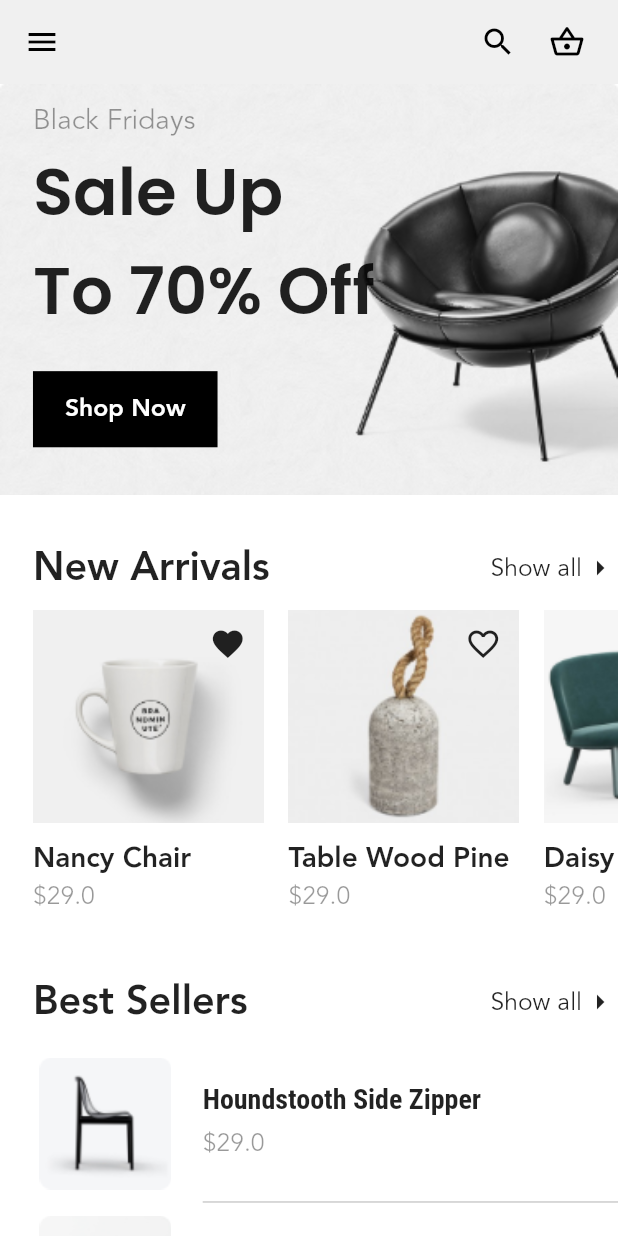
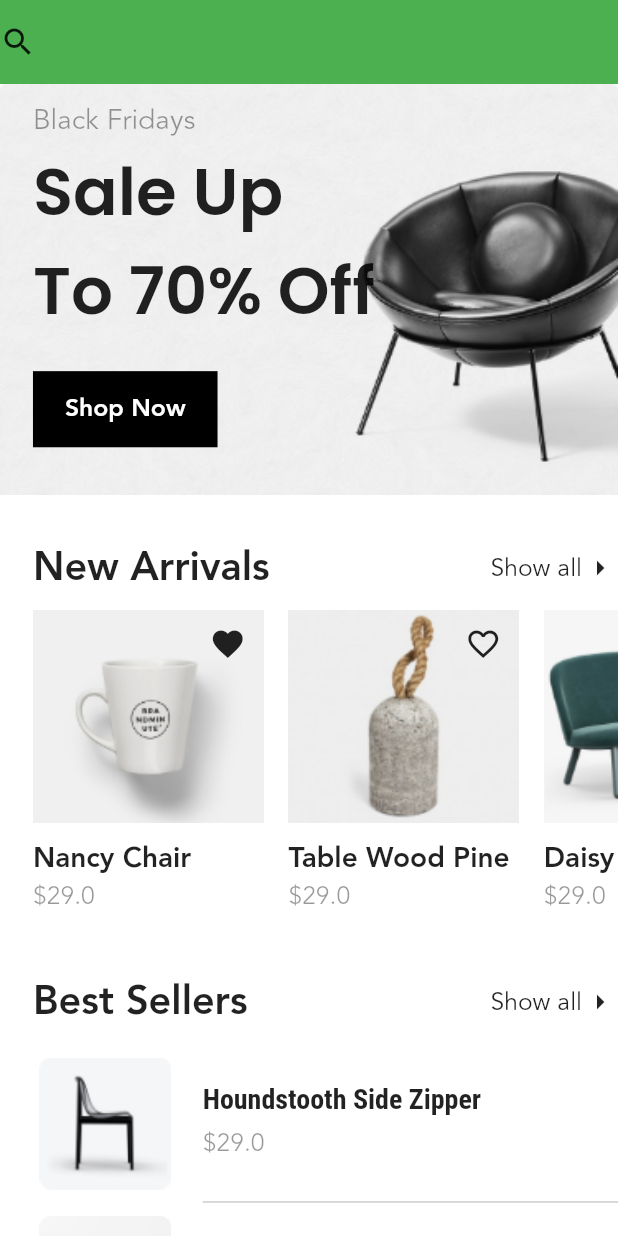
Before and after one commit to sasukeamjed/ui_store_design, a Flutter app: the HomeScreen screen opened by its route, on a phone screen of 412 x 824 dp. Run offline on Flutter 3.47's test engine with Material 2 defaults, Android fonts, the phone set to English and light mode, and no system bars; our stand-ins replace auto_size_text, dotted_border, flutter_screenutil, flutter_svg; project files that could hold a hidden picture were left out.

Commit message:
trying to add custom appbar with animation

```diff
--- a/lib/screens/home_screen/home_screen.dart
+++ b/lib/screens/home_screen/home_screen.dart
@@ -24,20 +24,33 @@ class _HomeScreenState extends State<HomeScreen> {
     return Scaffold(
       backgroundColor: Colors.white,
       // backgroundColor: Color(0xFFF0F0F0),
-      appBar: AppBar(
+      appBar: customAppBar(),
+      drawer: Drawer(
+        child: ListView(
+          children: [
+            Text("Drawer"),
+          ],
+        ),
+      ),
+      body: Body(),
+    );
+  }
+
+  PreferredSize defaultAppBar() {
+    return PreferredSize(
+        child: AppBar(
           backgroundColor: Color(0xFFF0F0F0),
           elevation: 0.0,
           actions: [
             GestureDetector(
               child: Icon(Icons.search),
-            onTap: (){
+              onTap: () {
                 setState(() {
                   _isSearching = !_isSearching;
                 });
               },
             ),
-          if (!_isSearching)
-            ...[
+            if (!_isSearching) ...[
               SizedBox(
                 width: 20.w,
               ),
@@ -48,14 +61,24 @@ class _HomeScreenState extends State<HomeScreen> {
             ),
           ],
         ),
-      drawer: Drawer(
-        child: ListView(
+        preferredSize: AppBar().preferredSize);
+  }
+
+  PreferredSize customAppBar() {
+    return PreferredSize(
+      child: Container(
+        // margin: EdgeInsets.only(top: WidgetsBinding.instance!.window.padding.top),
+        height: AppBar().preferredSize.height,
+        color: Colors.green,
+        child: SafeArea(
+          child: Row(
             children: [
-            Text("Drawer"),
+              Icon(Icons.search),
             ],
           ),
         ),
-      body: Body(),
+      ),
+      preferredSize: Size.fromHeight(AppBar().preferredSize.height),
     );
   }
 }
```
Lines whose indentation alone changed are shown as unchanged.
